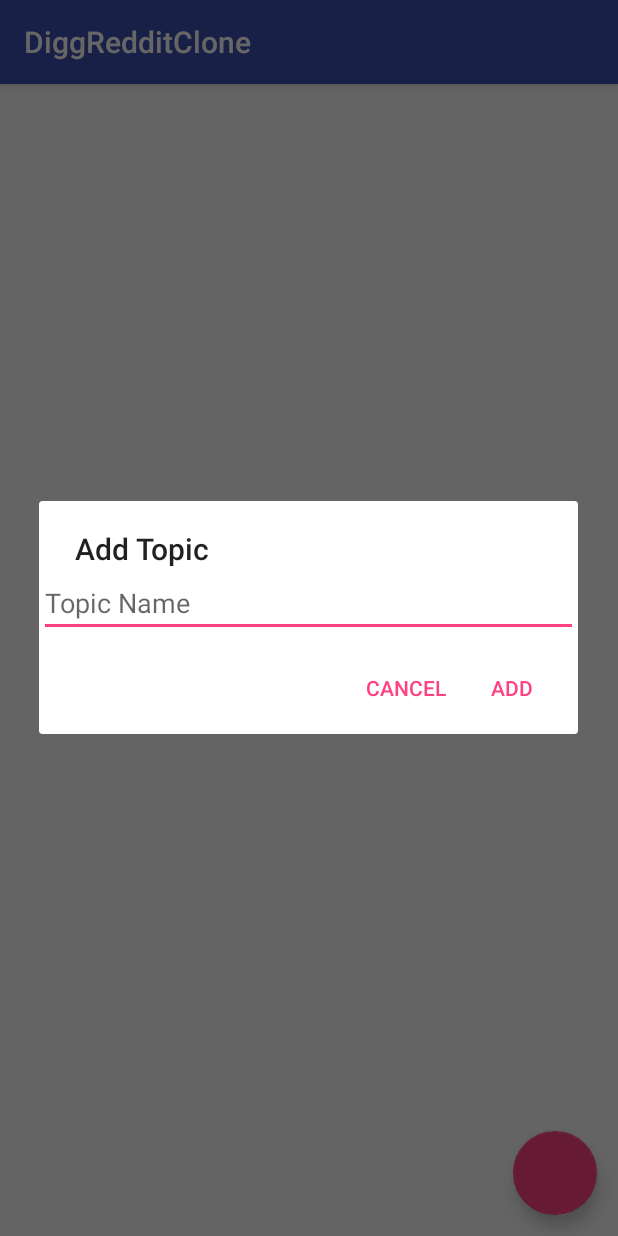
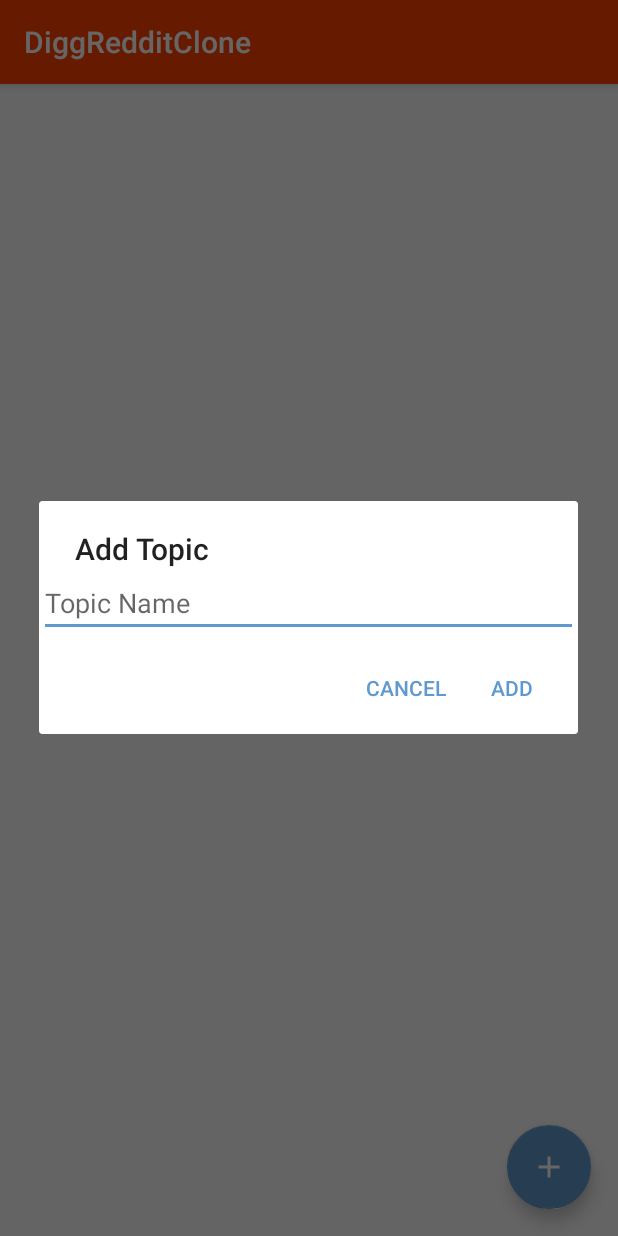
Before and after one commit to kssilvoza/DiggRedditClone, an Android app: the screen it shows after launch (TopicsActivity), after a tap on an icon or button, on a phone screen of 412 x 824 dp. Run offline under Robolectric (Android 15) with nearby library versions, the phone set to English and light mode, and no system bars; our stand-ins replace Dagger/Hilt's generated code, RxJava; 1 statement that could not run was skipped.

Commit message:
UI changes and added unit test for TopicItemViewModel

```diff
--- a/app/build.gradle
+++ b/app/build.gradle
@@ -51,6 +51,11 @@ dependencies {
     kapt "com.google.dagger:dagger-android-processor:2.14.1"
 
     testImplementation 'junit:junit:4.12'
+    testImplementation "android.arch.core:core-testing:1.1.1"
+    testImplementation "org.mockito:mockito-core:2.8.9"
+    testImplementation "org.mockito:mockito-inline:2.8.9"
+    testImplementation "org.powermock:powermock-api-mockito2:1.7.3"
+    testImplementation "org.powermock:powermock-module-junit4:1.7.3"
     androidTestImplementation 'com.android.support.test:runner:1.0.2'
     androidTestImplementation 'com.android.support.test.espresso:espresso-core:3.0.2'
 }
--- /dev/null
+++ b/app/src/main/res/drawable/ic_add.xml
@@ -0,0 +1,5 @@
+<vector android:height="30dp" android:tint="#FFFFFF"
+    android:viewportHeight="24.0" android:viewportWidth="24.0"
+    android:width="30dp" xmlns:android="http://schemas.android.com/apk/res/android">
+    <path android:fillColor="#FF000000" android:pathData="M19,13h-6v6h-2v-6H5v-2h6V5h2v6h6v2z"/>
+</vector>
--- a/app/src/main/res/layout/activity_topic.xml
+++ b/app/src/main/res/layout/activity_topic.xml
@@ -16,6 +16,7 @@
         android:layout_width="wrap_content"
         android:layout_height="wrap_content"
         android:layout_margin="@dimen/spacing_normal"
+        android:src="@drawable/ic_add"
         app:layout_constraintBottom_toBottomOf="parent"
         app:layout_constraintRight_toRightOf="parent"/>
 
--- a/app/src/main/res/values/colors.xml
+++ b/app/src/main/res/values/colors.xml
@@ -1,6 +1,6 @@
 <?xml version="1.0" encoding="utf-8"?>
 <resources>
-    <color name="colorPrimary">#3F51B5</color>
-    <color name="colorPrimaryDark">#303F9F</color>
-    <color name="colorAccent">#FF4081</color>
+    <color name="colorPrimary">#ff4500</color>
+    <color name="colorPrimaryDark">#dd2300</color>
+    <color name="colorAccent">#5f99cf</color>
 </resources>
--- a/app/src/main/res/values/dimens.xml
+++ b/app/src/main/res/values/dimens.xml
@@ -2,7 +2,7 @@
 <resources>
 
     <dimen name="spacing_large">60dp</dimen>
-    <dimen name="spacing_normal">14dp</dimen>
+    <dimen name="spacing_normal">18dp</dimen>
     <dimen name="spacing_small">10dp</dimen>
     <dimen name="spacing_extra_small">8dp</dimen>
 
```
Also changed, not shown: app/src/main/java/com/silvozatechnologies/diggredditclone/ui/topics/viewmodel/TopicItemViewModel.kt (+7 -7 lines), 1 other file.
